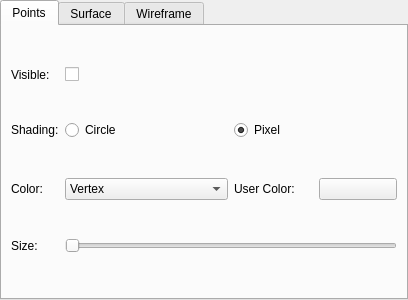
Before: the Qt Designer form src/ext/qt/gui/mesh_render_settings_frame.ui in cnr-isti-vclab/vclib, drawn with Qt 5.
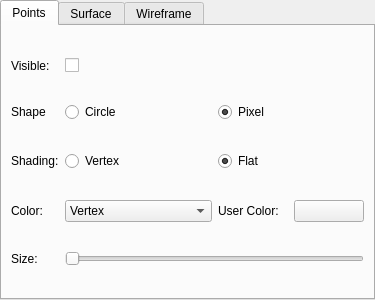
After: the same form once the commit is applied. The open tabs and pages were chosen to show the change.

Commit message: render settings frame fixes

Diff of the .ui file:
```diff
--- a/src/ext/qt/gui/mesh_render_settings_frame.ui
+++ b/src/ext/qt/gui/mesh_render_settings_frame.ui
@@ -6,7 +6,7 @@
    <rect>
     <x>0</x>
     <y>0</y>
-    <width>408</width>
+    <width>375</width>
     <height>300</height>
    </rect>
   </property>
@@ -36,6 +36,51 @@
        <string>Points</string>
       </attribute>
       <layout class="QGridLayout" name="gridLayout">
+       <item row="5" column="0">
+        <widget class="QLabel" name="label_3">
+         <property name="sizePolicy">
+          <sizepolicy hsizetype="Minimum" vsizetype="Preferred">
+           <horstretch>0</horstretch>
+           <verstretch>0</verstretch>
+          </sizepolicy>
+         </property>
+         <property name="text">
+          <string>Color:</string>
+         </property>
+        </widget>
+       </item>
+       <item row="6" column="0">
+        <widget class="QLabel" name="label_9">
+         <property name="sizePolicy">
+          <sizepolicy hsizetype="Minimum" vsizetype="Preferred">
+           <horstretch>0</horstretch>
+           <verstretch>0</verstretch>
+          </sizepolicy>
+         </property>
+         <property name="text">
+          <string>Size:</string>
+         </property>
+        </widget>
+       </item>
+       <item row="5" column="1">
+        <widget class="QComboBox" name="pointColorComboBox">
+         <item>
+          <property name="text">
+           <string>Vertex</string>
+          </property>
+         </item>
+         <item>
+          <property name="text">
+           <string>Mesh</string>
+          </property>
+         </item>
+         <item>
+          <property name="text">
+           <string>User</string>
+          </property>
+         </item>
+        </widget>
+       </item>
        <item row="1" column="1">
         <widget class="QCheckBox" name="pointVisibilityCheckBox">
          <property name="sizePolicy">
@@ -49,7 +94,27 @@
          </property>
         </widget>
        </item>
-       <item row="4" column="2">
+       <item row="3" column="0">
+        <widget class="QLabel" name="label_14">
+         <property name="text">
+          <string>Shading:</string>
+         </property>
+        </widget>
+       </item>
+       <item row="2" column="0">
+        <widget class="QLabel" name="label_2">
+         <property name="sizePolicy">
+          <sizepolicy hsizetype="Minimum" vsizetype="Preferred">
+           <horstretch>0</horstretch>
+           <verstretch>0</verstretch>
+          </sizepolicy>
+         </property>
+         <property name="text">
+          <string>Shape</string>
+         </property>
+        </widget>
+       </item>
+       <item row="5" column="2">
         <widget class="QFrame" name="pointUserColorFrame">
          <property name="frameShape">
           <enum>QFrame::NoFrame</enum>
@@ -93,32 +158,16 @@
          </layout>
         </widget>
        </item>
-       <item row="2" column="0">
-        <widget class="QLabel" name="label_2">
-         <property name="sizePolicy">
-          <sizepolicy hsizetype="Minimum" vsizetype="Preferred">
-           <horstretch>0</horstretch>
-           <verstretch>0</verstretch>
-          </sizepolicy>
+       <item row="6" column="1" colspan="2">
+        <widget class="QSlider" name="pointSizeSlider">
+         <property name="minimum">
+          <number>1</number>
          </property>
-         <property name="text">
-          <string>Shading:</string>
+         <property name="maximum">
+          <number>10</number>
          </property>
-        </widget>
-       </item>
-       <item row="2" column="2">
-        <widget class="QRadioButton" name="pointShadingPixelRadioButton">
-         <property name="sizePolicy">
-          <sizepolicy hsizetype="MinimumExpanding" vsizetype="Fixed">
-           <horstretch>0</horstretch>
-           <verstretch>0</verstretch>
-          </sizepolicy>
-         </property>
-         <property name="text">
-          <string>Pixel</string>
-         </property>
-         <property name="checked">
-          <bool>true</bool>
+         <property name="orientation">
+          <enum>Qt::Horizontal</enum>
          </property>
         </widget>
        </item>
@@ -135,17 +184,23 @@
          </property>
         </widget>
        </item>
-       <item row="4" column="0">
-        <widget class="QLabel" name="label_3">
+       <item row="2" column="2">
+        <widget class="QRadioButton" name="pointShapePixelRadioButton">
          <property name="sizePolicy">
-          <sizepolicy hsizetype="Minimum" vsizetype="Preferred">
+          <sizepolicy hsizetype="MinimumExpanding" vsizetype="Fixed">
            <horstretch>0</horstretch>
            <verstretch>0</verstretch>
           </sizepolicy>
          </property>
          <property name="text">
-          <string>Color:</string>
+          <string>Pixel</string>
          </property>
+         <property name="checked">
+          <bool>true</bool>
+         </property>
+         <attribute name="buttonGroup">
+          <string notr="true">shapeRadioButtonGroup</string>
+         </attribute>
         </widget>
        </item>
        <item row="2" column="1">
@@ -161,49 +216,24 @@
          </property>
         </widget>
        </item>
-       <item row="4" column="1">
-        <widget class="QComboBox" name="pointColorComboBox">
-         <item>
-          <property name="text">
-           <string>Vertex</string>
-          </property>
-         </item>
-         <item>
-          <property name="text">
-           <string>Mesh</string>
-          </property>
-         </item>
-         <item>
-          <property name="text">
-           <string>User</string>
-          </property>
-         </item>
-        </widget>
-       </item>
-       <item row="5" column="0">
-        <widget class="QLabel" name="label_9">
-         <property name="sizePolicy">
-          <sizepolicy hsizetype="Minimum" vsizetype="Preferred">
-           <horstretch>0</horstretch>
-           <verstretch>0</verstretch>
-          </sizepolicy>
-         </property>
+       <item row="3" column="1">
+        <widget class="QRadioButton" name="pointShadingVertexRadioButton">
          <property name="text">
-          <string>Size:</string>
+          <string>Vertex</string>
          </property>
         </widget>
        </item>
-       <item row="5" column="1" colspan="2">
-        <widget class="QSlider" name="pointSizeSlider">
-         <property name="minimum">
-          <number>1</number>
+       <item row="3" column="2">
+        <widget class="QRadioButton" name="pointShadingFlatRadioButton">
+         <property name="text">
+          <string>Flat</string>
          </property>
-         <property name="maximum">
-          <number>10</number>
+         <property name="checked">
+          <bool>true</bool>
          </property>
-         <property name="orientation">
-          <enum>Qt::Horizontal</enum>
-         </property>
+         <attribute name="buttonGroup">
+          <string notr="true">shadingRadioButtonGroup</string>
+         </attribute>
         </widget>
        </item>
       </layout>
```
Left out of the diff: 226 changed lines with no effect on the pictures. The commit also changes 1 other file.
